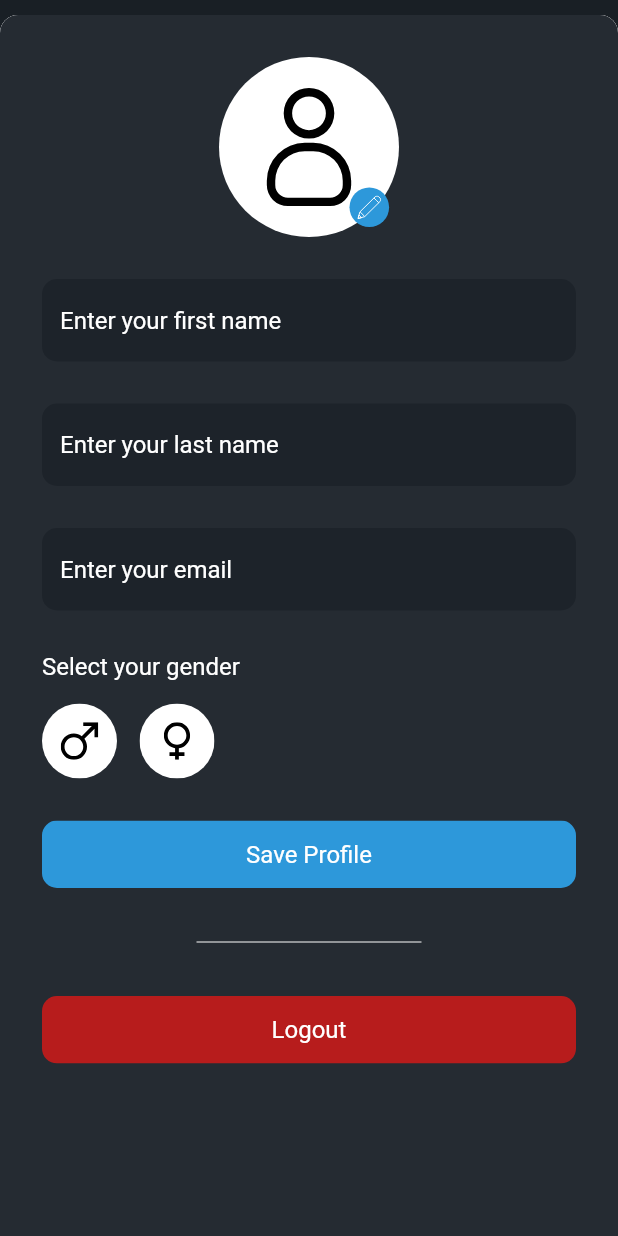
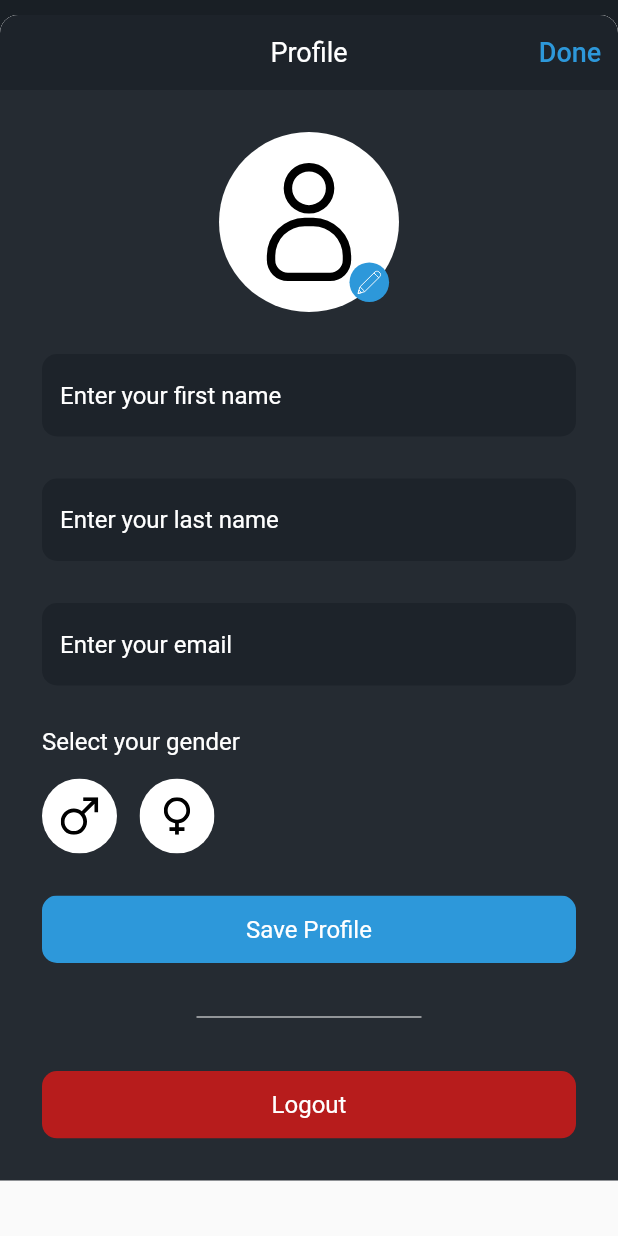
Before and after one commit to izaanjahangir/flutter-chat-app, a Flutter app: the Home screen opened by its route, after a tap on an icon or button, on a phone screen of 412 x 824 dp. Run offline on Flutter 3.47's test engine with Material 2 defaults, Android fonts, the phone set to English and light mode, and no system bars; drawn by our look-alikes of touchable_opacity; our stand-ins replace flutter_svg, modal_bottom_sheet.

Commit message:
UI modification

```diff
--- a/lib/screens/home/home.dart
+++ b/lib/screens/home/home.dart
@@ -42,6 +42,7 @@ class Home extends StatelessWidget {
       showCupertinoModalBottomSheet(
           context: context,
           builder: (context) => Profile(),
+          enableDrag: false,
           expand: false,
           duration: Duration(milliseconds: 300));
     }
--- a/lib/screens/profile/profile.dart
+++ b/lib/screens/profile/profile.dart
@@ -16,8 +16,38 @@ class Profile extends StatelessWidget {
   Widget build(BuildContext context) {
     void handleAvatarSelect() {}
 
+    void goBack() {
+      Navigator.of(context).pop();
+    }
+
     return Scaffold(
-      body: Container(
+      body: Column(
+        children: [
+          Container(
+            color: darkBlack,
+            height: 50,
+            child: Stack(
+              children: [
+                Center(
+                    child: Text(
+                  "Profile",
+                  style: TextStyle(fontSize: normal_font_big, color: white),
+                )),
+                Align(
+                    alignment: Alignment.centerRight,
+                    child: TextButton(
+                        onPressed: goBack,
+                        child: Text(
+                          "Done",
+                          style: TextStyle(
+                              fontSize: normal_font_big, color: lightBlue),
+                        )))
+              ],
+            ),
+          ),
+          Expanded(
+            child: SingleChildScrollView(
+              child: Container(
                 color: lightBlack,
                 width: double.infinity,
                 padding: EdgeInsets.symmetric(
@@ -65,6 +95,10 @@ class Profile extends StatelessWidget {
                   ],
                 ),
               ),
+            ),
+          ),
+        ],
+      ),
     );
   }
 }
```
Lines whose indentation alone changed are shown as unchanged.
